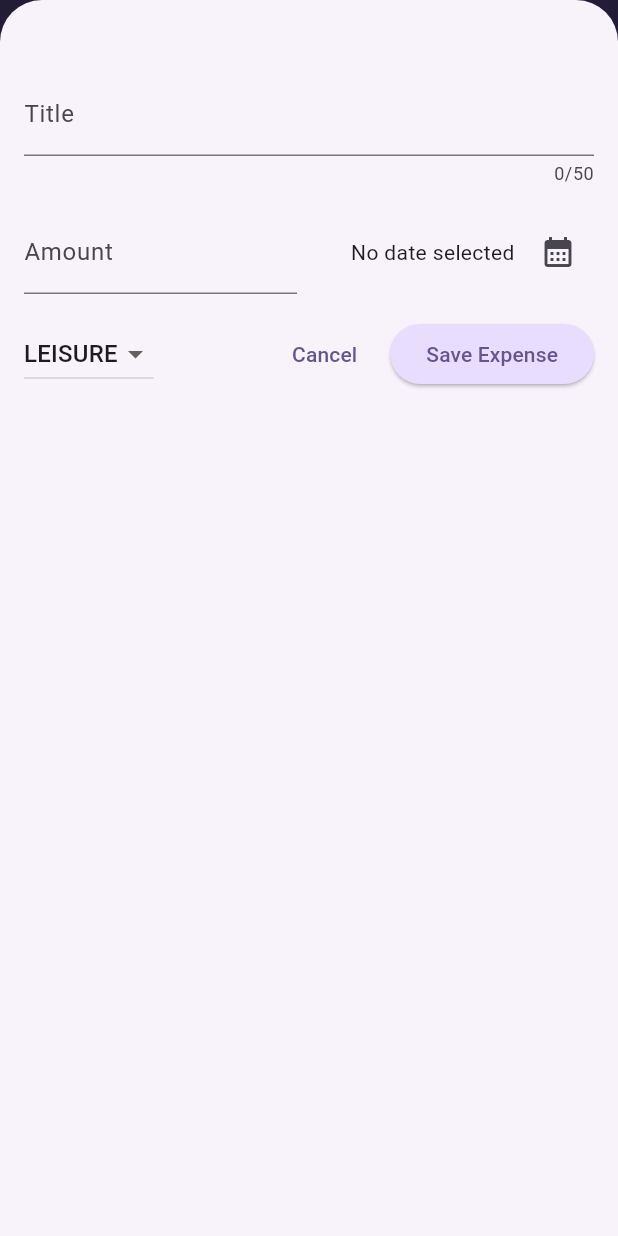
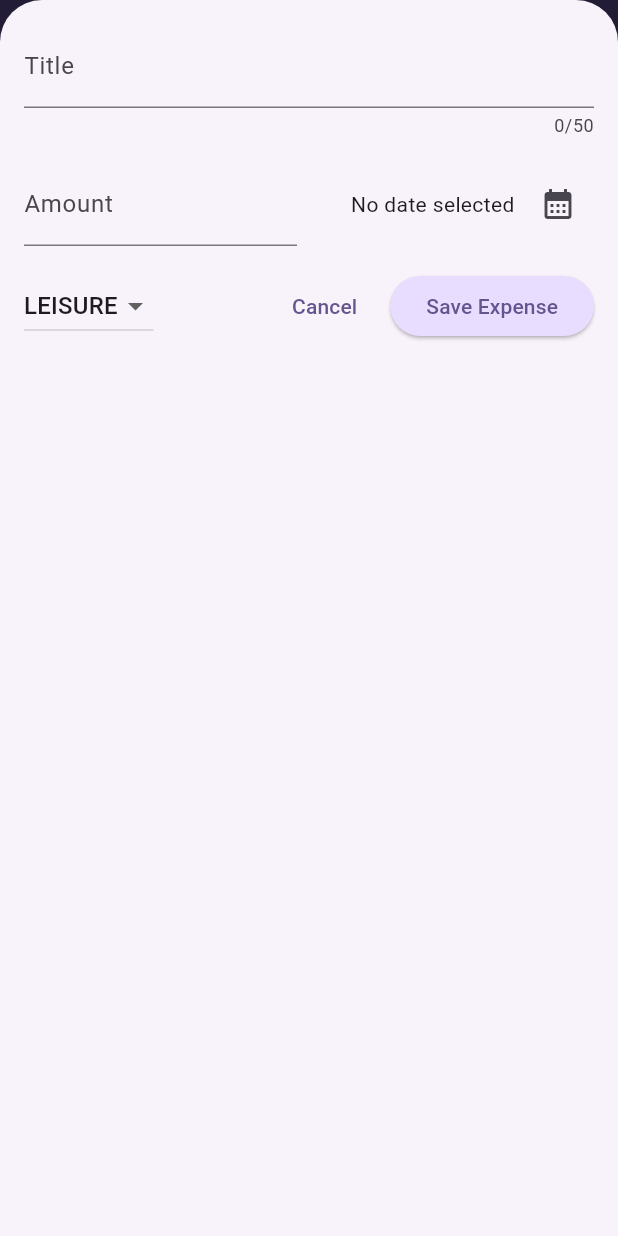
Before and after one commit to dainavipurav/003_flutter_udemy_expense_tracker, a Flutter app: the screen it shows after launch, after a tap on the "add" icon, on a phone screen of 412 x 824 dp. Run offline on Flutter 3.47's test engine with Material 3 defaults, Android fonts, the phone set to English and light mode, and no system bars.

Commit message:
orientation managed for new expense field

```diff
--- a/lib/widgets/expenses.dart
+++ b/lib/widgets/expenses.dart
@@ -19,6 +19,7 @@ class _ExpensesState extends State<Expenses> {
     showModalBottomSheet(
       context: context,
       isScrollControlled: true,
+      useSafeArea: true,
       builder: (ctx) {
         return NewExpense(
           addNewExpense: _addNewExpense,
--- a/lib/widgets/new_expense.dart
+++ b/lib/widgets/new_expense.dart
@@ -93,8 +93,12 @@ class _NewExpenseState extends State<NewExpense> {
 
   @override
   Widget build(context) {
-    return Padding(
-      padding: const EdgeInsets.fromLTRB(16, 48, 16, 16),
+    double keyboardSize = MediaQuery.of(context).viewInsets.bottom;
+    return SizedBox(
+      height: double.infinity,
+      child: SingleChildScrollView(
+        child: Padding(
+          padding: EdgeInsets.fromLTRB(16, 16, 16, keyboardSize + 16),
           child: Column(
             children: [
               TextField(
@@ -167,6 +171,8 @@ class _NewExpenseState extends State<NewExpense> {
               ),
             ],
           ),
+        ),
+      ),
     );
   }
 }
```
Lines whose indentation alone changed are shown as unchanged.
